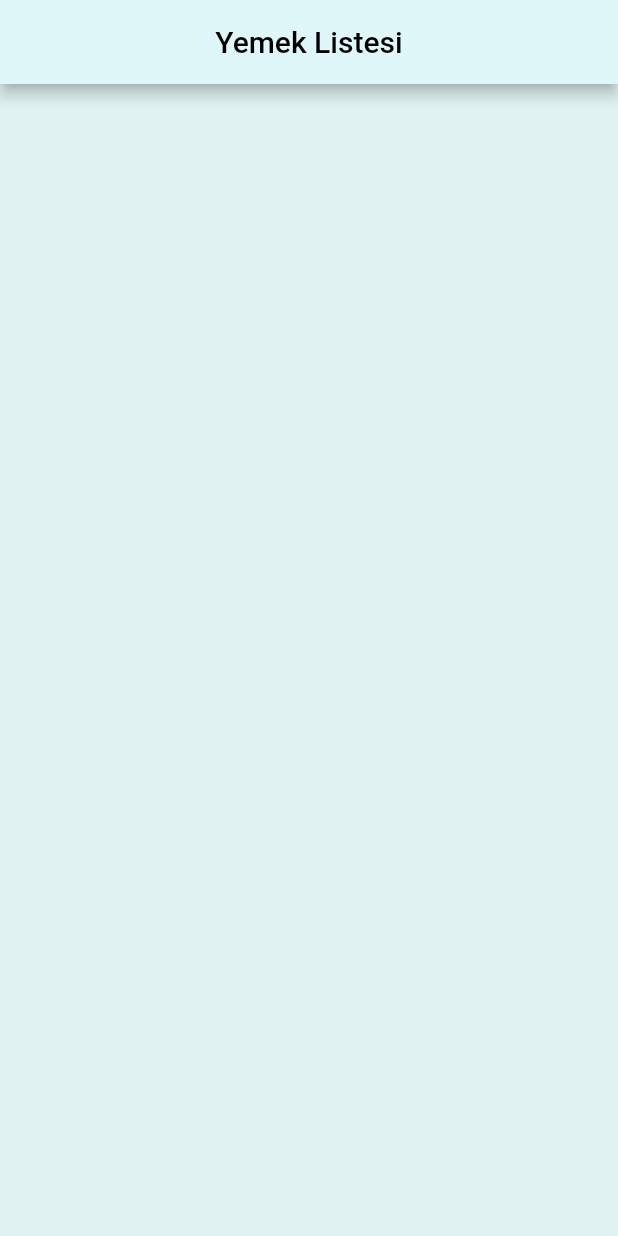
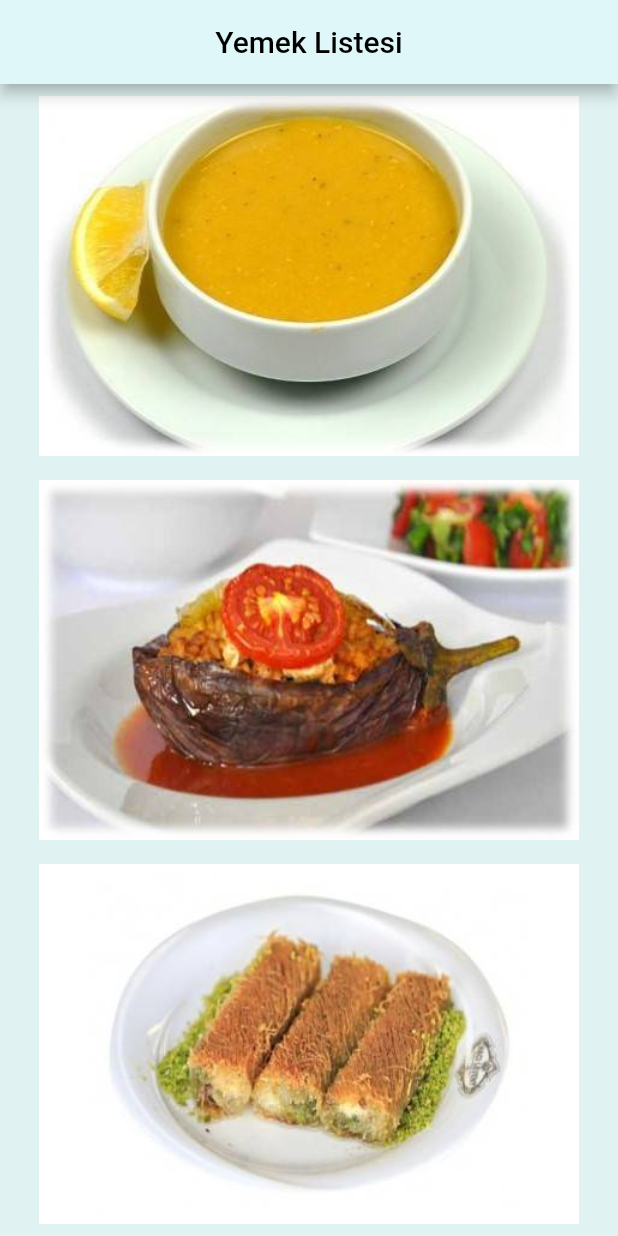
Before and after one commit to EmranDenizz/foodbook, a Flutter app: the screen it shows after launch, on a phone screen of 412 x 824 dp. Run offline on Flutter 3.47's test engine with Material 2 defaults, Android fonts, the phone set to English and light mode, and no system bars.

Commit message:
daily updated

```diff
--- a/lib/main.dart
+++ b/lib/main.dart
@@ -20,9 +20,7 @@ class MyApplication extends StatelessWidget {
             ),
           ),
         ),
-        body: Center(
-          child: Column(),
-        ),
+        body: YemekSayfasi(),
       ),
     );
   }
@@ -31,6 +29,28 @@ class MyApplication extends StatelessWidget {
 class YemekSayfasi extends StatelessWidget {
   @override
   Widget build(BuildContext context) {
-    return Container();
+    return Center(
+      child: Expanded(
+        child: Column(
+          children: <Widget>[
+            Expanded(
+                child: Padding(
+              padding: const EdgeInsets.all(8.0),
+              child: Image.asset('images/corba_1.jpg'),
+            )),
+            Expanded(
+                child: Padding(
+              padding: const EdgeInsets.all(8.0),
+              child: Image.asset('images/yemek_1.jpg'),
+            )),
+            Expanded(
+                child: Padding(
+              padding: const EdgeInsets.all(8.0),
+              child: Image.asset('images/tatli_1.jpg'),
+            )),
+          ],
+        ),
+      ),
+    );
   }
 }
--- a/pubspec.yaml
+++ b/pubspec.yaml
@@ -58,8 +58,8 @@ flutter:
   uses-material-design: true
 
   # To add assets to your application, add an assets section, like this:
-  # assets:
-  #   - images/a_dot_burr.jpeg
+  assets:
+    - images/
   #   - images/a_dot_ham.jpeg
 
   # An image asset can refer to one or more resolution-specific "variants", see
```
